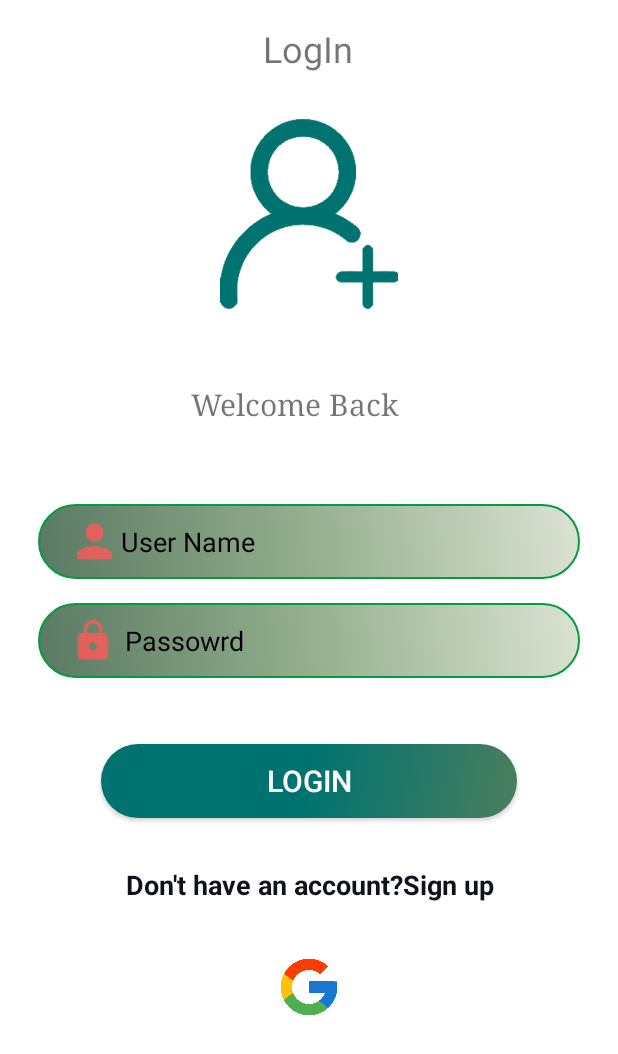
After one commit to AliSalahElbadry/FoodPlannerAndroidApp, an Android app: the layout login_layout.xml on its own in the app's theme, with its tools: preview values and no code run, on a phone screen of 412 x 824 dp. The commit adds this screen. Shown: the top 1054 px of the screen. Run offline under Robolectric (Android 15) with nearby library versions, the phone set to English and light mode, and no system bars.

Commit message:
welcom login,sign up page and login page

```diff
--- /dev/null
+++ b/app/src/main/res/drawable/custom_button_stroke.xml
@@ -0,0 +1,6 @@
+<?xml version="1.0" encoding="utf-8"?>
+<shape xmlns:android="http://schemas.android.com/apk/res/android">
+    <corners android:radius="40dp" />
+    <stroke android:color="#059C40" android:width="1dp"/>
+    <solid android:color="#3E6D8A4A"/>
+</shape>
--- a/app/src/main/res/layout/activity_main.xml
+++ b/app/src/main/res/layout/activity_main.xml
@@ -4,4 +4,8 @@
     xmlns:tools="http://schemas.android.com/tools"
     android:layout_width="match_parent"
     android:layout_height="match_parent"
-    tools:context=".MainActivity"/>
+    tools:context=".MainActivity">
+
+
+
+</androidx.constraintlayout.widget.ConstraintLayout>
--- /dev/null
+++ b/app/src/main/res/layout/login_layout.xml
@@ -0,0 +1,167 @@
+<?xml version="1.0" encoding="utf-8"?>
+<androidx.constraintlayout.widget.ConstraintLayout xmlns:android="http://schemas.android.com/apk/res/android"
+    xmlns:tools="http://schemas.android.com/tools"
+    android:layout_width="match_parent"
+    android:layout_height="match_parent"
+    xmlns:app="http://schemas.android.com/apk/res-auto">
+
+
+    <ImageView
+        android:id="@+id/imgViewLogin"
+        android:layout_width="153dp"
+        android:layout_height="131dp"
+        android:layout_marginTop="28dp"
+        app:layout_constraintEnd_toEndOf="parent"
+        app:layout_constraintStart_toStartOf="parent"
+        app:layout_constraintTop_toBottomOf="@+id/textViewLoginPage"
+        app:srcCompat="@drawable/adduser" />
+
+    <TextView
+        android:id="@+id/textViewWelcome"
+        android:layout_width="155dp"
+        android:layout_height="22dp"
+        android:layout_marginTop="48dp"
+        android:fontFamily="serif"
+        android:text="@string/welcom_back"
+        android:textSize="20sp"
+        app:layout_constraintEnd_toEndOf="parent"
+        app:layout_constraintHorizontal_bias="0.496"
+        app:layout_constraintStart_toStartOf="parent"
+        app:layout_constraintTop_toBottomOf="@+id/imgViewLogin" />
+
+    <LinearLayout
+        android:id="@+id/linearLayout4"
+        android:layout_width="0dp"
+        android:layout_height="wrap_content"
+        android:layout_marginLeft="25dp"
+        android:layout_marginTop="128dp"
+        android:layout_marginRight="25dp"
+        android:background="@drawable/corners_signup"
+        android:orientation="horizontal"
+        android:weightSum="5"
+        app:layout_constraintEnd_toEndOf="parent"
+        app:layout_constraintHorizontal_bias="0.0"
+        app:layout_constraintStart_toStartOf="parent"
+        app:layout_constraintTop_toBottomOf="@+id/imgViewLogin">
+
+        <ImageView
+            android:id="@+id/imgViewUNameLogIn"
+            android:layout_width="35dp"
+            android:layout_height="50dp"
+            android:layout_marginStart="20dp"
+            android:layout_weight="1"
+            android:contentDescription="@string/user_name"
+            app:srcCompat="@drawable/person"
+            tools:ignore="ImageContrastCheck" />
+
+        <EditText
+            android:id="@+id/editTxtUNameLogIn"
+            style="@style/Widget.AppCompat.AutoCompleteTextView"
+            android:layout_width="288dp"
+            android:layout_height="match_parent"
+            android:layout_marginEnd="15dp"
+            android:layout_weight="4"
+            android:background="@null"
+            android:ems="10"
+            android:hint="@string/user_name"
+            android:importantForAutofill="no"
+            android:inputType="text"
+            android:textColorHint="#000000"
+            tools:ignore="DuplicateSpeakableTextCheck,TouchTargetSizeCheck,VisualLintTextFieldSize" />
+
+    </LinearLayout>
+
+    <LinearLayout
+        android:id="@+id/linearLayout3"
+        android:layout_width="0dp"
+        android:layout_height="wrap_content"
+        android:layout_marginLeft="25dp"
+        android:layout_marginTop="16dp"
+        android:layout_marginRight="25dp"
+        android:background="@drawable/corners_signup"
+        android:orientation="horizontal"
+        android:weightSum="5"
+        app:layout_constraintEnd_toEndOf="parent"
+        app:layout_constraintStart_toStartOf="parent"
+        app:layout_constraintTop_toBottomOf="@+id/linearLayout4">
+
+        <ImageView
+            android:id="@+id/imgViewPassLogIn"
+            android:layout_width="wrap_content"
+            android:layout_height="30dp"
+            android:layout_marginStart="15dp"
+            android:layout_marginTop="10dp"
+            android:layout_weight="1"
+            android:contentDescription="@string/passowrd"
+            app:srcCompat="@drawable/password"
+            tools:ignore="ImageContrastCheck" />
+
+        <EditText
+            android:id="@+id/editTxtPassLogIn"
+            android:layout_width="wrap_content"
+            android:layout_height="50dp"
+            android:layout_marginEnd="15dp"
+            android:layout_weight="4"
+            android:background="@null"
+            android:ems="10"
+            android:hint="@string/passowrd"
+            android:importantForAutofill="no"
+            android:inputType="textPassword"
+            android:textColorHint="#000000"
+            tools:ignore="DuplicateSpeakableTextCheck,TouchTargetSizeCheck,VisualLintTextFieldSize" />
+
+    </LinearLayout>
+
+    <androidx.appcompat.widget.AppCompatButton
+        android:id="@+id/btnLogIn"
+        android:layout_width="277dp"
+        android:layout_height="49dp"
+        android:layout_marginTop="44dp"
+        android:background="@drawable/btnsignup"
+        android:text="@string/login"
+        android:textColor="@color/white"
+        android:textSize="20sp"
+        app:layout_constraintEnd_toEndOf="parent"
+
+        app:layout_constraintStart_toStartOf="parent"
+        app:layout_constraintTop_toBottomOf="@+id/linearLayout3"
+        tools:ignore="DuplicateSpeakableTextCheck" />
+
+    <TextView
+        android:id="@+id/textViewHaveAccount"
+        android:layout_width="289dp"
+        android:layout_height="30dp"
+        android:layout_marginTop="32dp"
+        android:text="@string/have_account_login"
+        android:textAlignment="center"
+        android:textColor="#0F121B"
+        android:textSize="18sp"
+        android:textStyle="bold"
+        app:layout_constraintEnd_toEndOf="parent"
+        app:layout_constraintStart_toStartOf="parent"
+        app:layout_constraintTop_toBottomOf="@+id/btnLogIn"
+        tools:ignore="TextSizeCheck" />
+
+    <ImageView
+        android:id="@+id/imageViewGoogle"
+        android:layout_width="77dp"
+        android:layout_height="45dp"
+        android:layout_marginTop="28dp"
+        app:layout_constraintEnd_toEndOf="parent"
+        app:layout_constraintStart_toStartOf="parent"
+        app:layout_constraintTop_toBottomOf="@+id/textViewHaveAccount"
+        app:srcCompat="@drawable/googleicon" />
+
+    <TextView
+        android:id="@+id/textViewLoginPage"
+        android:layout_width="wrap_content"
+        android:layout_height="wrap_content"
+        android:layout_marginTop="16dp"
+        android:text="@string/login"
+        android:textSize="24sp"
+        app:layout_constraintEnd_toEndOf="parent"
+        app:layout_constraintHorizontal_bias="0.498"
+        app:layout_constraintStart_toStartOf="parent"
+        app:layout_constraintTop_toTopOf="parent" />
+
+</androidx.constraintlayout.widget.ConstraintLayout>
--- a/app/src/main/res/values/colors.xml
+++ b/app/src/main/res/values/colors.xml
@@ -8,4 +8,7 @@
     <color name="black">#FF000000</color>
     <color name="white">#FFFFFFFF</color>
     <color name="transparent">#00FFFF00</color>
+    <color name="green">#347964</color>
+    <color name="darkGreen">#216824</color>
+    <color name="lightGreen">#C3F1C5</color>
 </resources>
--- a/app/src/main/res/values/strings.xml
+++ b/app/src/main/res/values/strings.xml
@@ -10,4 +10,9 @@
     <string name="terms">By Register You Agree On Our Terms Of Use</string>
     <string name="have_an_account">Have An Account ? LOGIN</string>
     <string name="login">LogIn</string>
+    <string name="login_move_page">Login</string>
+    <string name="sinUp_move_page" >Sign Up</string>
+    <string name="text_login_signup" >Food Planner</string>
+    <string name="welcom_back">Welcome Back</string>
+    <string name="have_account_login">Don\'t have an account?Sign up</string>
 </resources>
--- a/app/src/main/res/values/themes.xml
+++ b/app/src/main/res/values/themes.xml
@@ -2,7 +2,7 @@
     <!-- Base application theme. -->
     <style name="Theme.FoodPlanner" parent="Theme.MaterialComponents.DayNight.DarkActionBar">
         <!-- Primary brand color. -->
-        <item name="colorPrimary">@color/purple_500</item>
+        <item name="colorPrimary">@color/teal_700</item>
         <item name="colorPrimaryVariant">@color/purple_700</item>
         <item name="colorOnPrimary">@color/white</item>
         <!-- Secondary brand color. -->
@@ -10,7 +10,7 @@
         <item name="colorSecondaryVariant">@color/teal_700</item>
         <item name="colorOnSecondary">@color/black</item>
         <!-- Status bar color. -->
-        <item name="android:statusBarColor">?attr/colorPrimaryVariant</item>
+        <item name="android:statusBarColor">#068A89</item>
         <!-- Customize your theme here. -->
     </style>
 </resources>
```
Also changed, not shown: app/src/main/res/drawable/custom_button.xml (added, +8 -0 lines), app/src/main/res/layout/sign_up_layout.xml (+10 -10 lines), app/src/main/res/layout/signup_login_layout.xml (added, +76 -0 lines), app/src/main/res/drawable/picfood.png (added).
